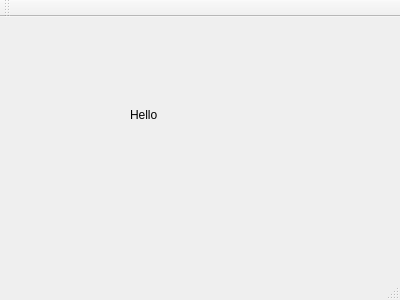
Above: mainwindow.ui from Kpro11/Aqeous before the change. Below: the same form after it.
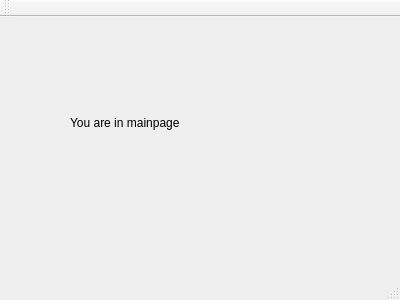
That is the form after the change.

Commit message: Add secondary window

```diff
--- a/mainwindow.ui
+++ b/mainwindow.ui
@@ -17,14 +17,14 @@
    <widget class="QLabel" name="label">
     <property name="geometry">
      <rect>
-      <x>130</x>
-      <y>90</y>
-      <width>57</width>
-      <height>16</height>
+      <x>70</x>
+      <y>60</y>
+      <width>251</width>
+      <height>91</height>
      </rect>
     </property>
     <property name="text">
-     <string>Hello</string>
+     <string>You are in mainpage</string>
     </property>
    </widget>
   </widget>
```
Left out of the diff: 2 changed lines with no effect on the pictures. The commit also changes 7 other files.
